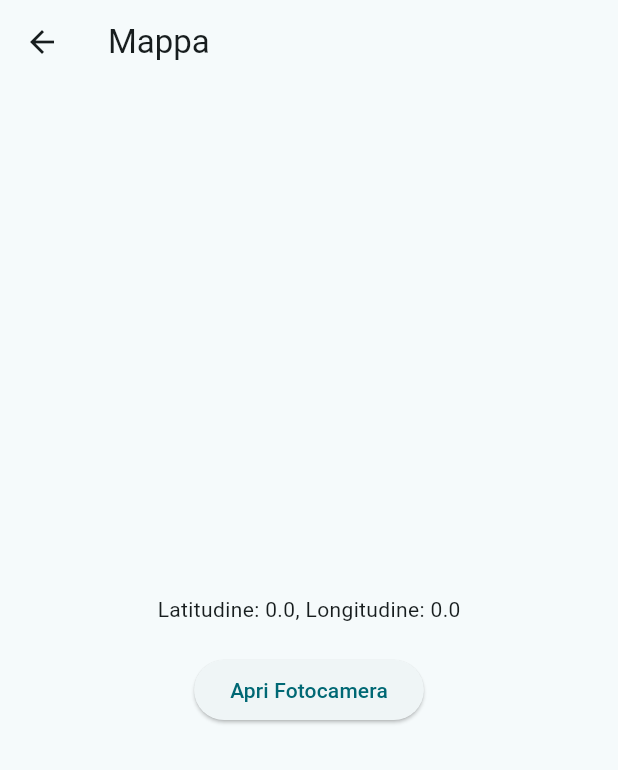
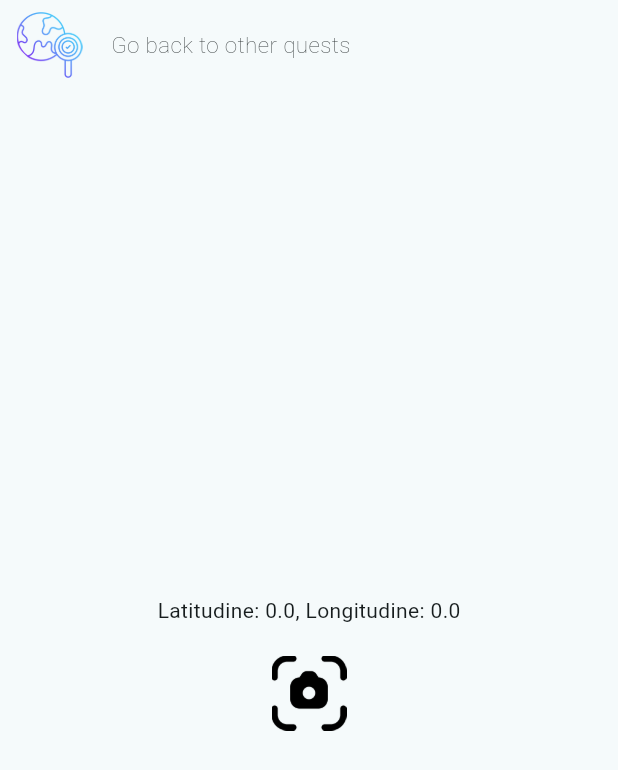
Before and after one commit to MaryRinaldi/intelligearth_mobile_app, a Flutter app: the MapScreen screen opened directly with empty values, on a phone screen of 412 x 824 dp. Shown: the top 770 px of the screen. Run offline on Flutter 3.47's test engine with Material 3 defaults, Android fonts, the phone set to English and light mode, and no system bars; our stand-ins replace image_picker, shared_preferences; accounts and stored records are empty.

Commit message:
nav between map and quests

```diff
--- a/lib/screens/camera_view_page.dart
+++ b/lib/screens/camera_view_page.dart
@@ -1,4 +1,4 @@
-import 'dart:io'; // Assicurati di avere questa riga
+import 'dart:io';
 import 'package:flutter/material.dart';
 
 class CameraViewPage extends StatelessWidget {
--- a/lib/screens/map_screen.dart
+++ b/lib/screens/map_screen.dart
@@ -1,6 +1,7 @@
 import 'package:flutter/material.dart';
 import 'package:image_picker/image_picker.dart';
-import 'camera_view_page.dart'; // Assicurati di importare la tua pagina
+import 'camera_view_page.dart';
+import 'quest_page.dart';
 
 class MapScreen extends StatelessWidget {
   const MapScreen({
@@ -16,11 +17,9 @@ class MapScreen extends StatelessWidget {
     final picker = ImagePicker();
     final pickedFile = await picker.pickImage(source: ImageSource.camera);
 
-    // Controlla se il widget è ancora montato
     if (!context.mounted) return;
 
     if (pickedFile != null) {
-      // Naviga alla pagina di visualizzazione dell'immagine
       Navigator.push(
         context,
         MaterialPageRoute(
@@ -28,7 +27,6 @@ class MapScreen extends StatelessWidget {
         ),
       );
     } else {
-      // Gestisci il caso in cui l'utente annulla l'azione
       ScaffoldMessenger.of(context).showSnackBar(
         const SnackBar(content: Text('Nessuna immagine selezionata.')),
       );
@@ -38,16 +36,53 @@ class MapScreen extends StatelessWidget {
   @override
   Widget build(BuildContext context) {
     return Scaffold(
-      appBar: AppBar(title: const Text("Mappa")),
+      appBar: PreferredSize(
+        preferredSize: Size.fromHeight(60),
+        child: Row(
+          mainAxisAlignment: MainAxisAlignment.start,
+          children: [
+            GestureDetector(
+              onTap: () {
+                // Naviga a QuestPage solo se non è presente nello stack
+                if (Navigator.canPop(context)) {
+                  Navigator.pop(context);
+                } else {
+                  Navigator.push(
+                    context,
+                    MaterialPageRoute(builder: (context) => QuestPage()),
+                  );
+                }
+              },
+              child: Padding(
+                padding: const EdgeInsets.all(8.0),
+                child: Image.asset(
+                  'assets/icons/quest.png',
+                  height: 50,
+                  width: 50,
+                ),
+              ),
+            ),
+            const SizedBox(width: 8), // Spazio tra l'icona e il testo
+            const Text(
+              'Go back to other quests',
+              style: TextStyle(fontSize: 15, fontWeight: FontWeight.w200), // Stile del testo
+            ),
+          ],
+        ),
+      ),
       body: Center(
         child: Column(
           mainAxisAlignment: MainAxisAlignment.center,
           children: [
             Text("Latitudine: $latitude, Longitudine: $longitude"),
-            const SizedBox(height: 20), // Spazio tra il testo e il pulsante
-            ElevatedButton(
-              onPressed: () => _openCamera(context), // Chiama la funzione quando si preme il pulsante
-              child: const Text('Apri Fotocamera'),
+            const SizedBox(height: 20),
+            GestureDetector(
+              onTap: () => _openCamera(context),
+              child: Image.asset(
+                'assets/icons/scatta_foto.png', // Percorso della tua icona
+                height: 50, // Altezza dell'icona
+                width: 50, // Larghezza dell'icona
+              ),
             ),
           ],
         ),
```
